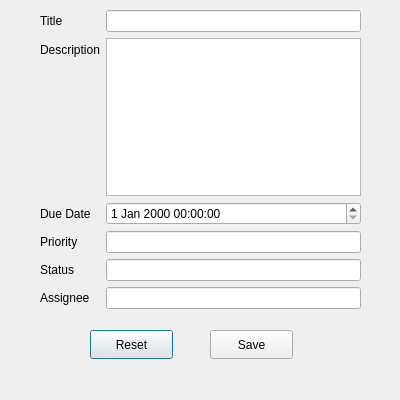
Before: the Qt Designer form addtask.ui in jaganiravi96/Task_Manager_Application, drawn with Qt 5.
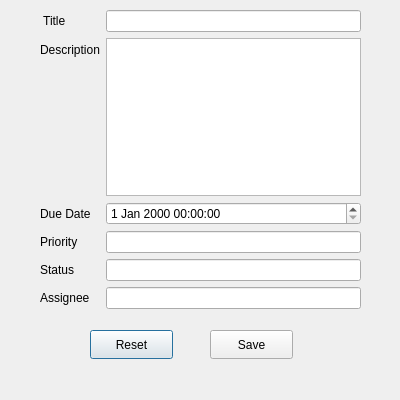
After: the same form once the commit is applied.

Diff of the .ui file:
```diff
--- a/addtask.ui
+++ b/addtask.ui
@@ -29,13 +29,6 @@
     </rect>
    </property>
    <layout class="QFormLayout" name="formLayout">
-    <item row="0" column="0">
-     <widget class="QLabel" name="label">
-      <property name="text">
-       <string>Title</string>
-      </property>
-     </widget>
-    </item>
     <item row="0" column="1">
      <widget class="QLineEdit" name="txtTitle"/>
     </item>
@@ -89,6 +82,13 @@
     <item row="2" column="1">
      <widget class="QDateTimeEdit" name="dtDueDate"/>
     </item>
+    <item row="0" column="0">
+     <widget class="QLabel" name="label_7">
+      <property name="text">
+       <string> Title</string>
+      </property>
+     </widget>
+    </item>
    </layout>
   </widget>
   <widget class="QPushButton" name="btnReset">
```
